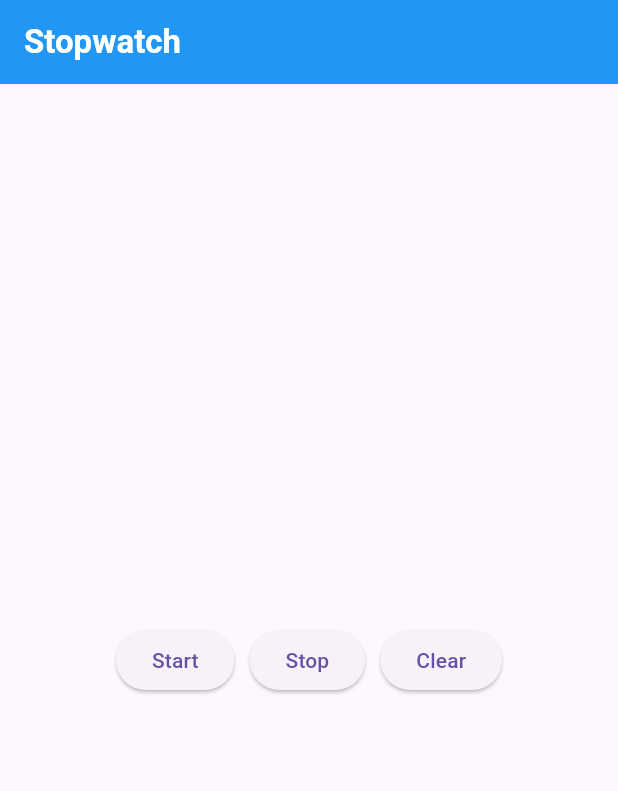
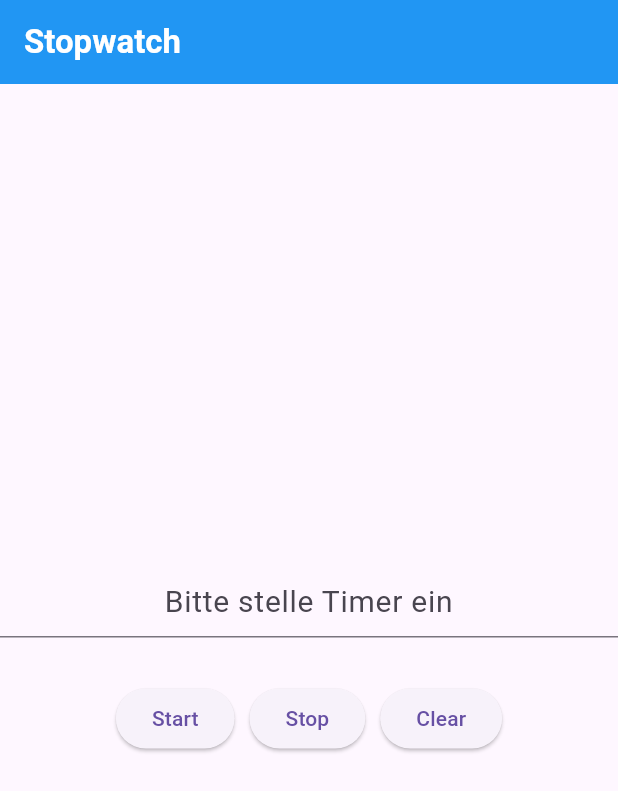
Before and after one commit to Serveronline73/timer_app, a Flutter app: the screen it shows after launch, on a phone screen of 412 x 824 dp. Shown: the top 791 px of the screen. Run offline on Flutter 3.47's test engine with Material 3 defaults, Android fonts, the phone set to English and light mode, and no system bars.

Commit message:
Added TextField

```diff
--- a/lib/main.dart
+++ b/lib/main.dart
@@ -25,14 +25,27 @@ class _MainAppState extends State<MainApp> {
           backgroundColor: Colors.blue,
         ),
         body: const Center(
-          child: Row(
+          child: Column(
             mainAxisAlignment: MainAxisAlignment.center,
             children: [
-              TimerButton(text: "Start"),
-              SizedBox(width: 10),
-              TimerButton(text: "Stop"),
-              SizedBox(width: 10),
-              TimerButton(text: "Clear"),
+              TextField(
+                  keyboardType: TextInputType.number,
+                  decoration: InputDecoration(
+                    hintText: "Bitte stelle Timer ein",
+                    hintStyle: TextStyle(fontSize: 20),
+                  ),
+                  textAlign: TextAlign.center),
+              SizedBox(height: 30),
+              Row(
+                mainAxisAlignment: MainAxisAlignment.center,
+                children: [
+                  TimerButton(text: "Start"),
+                  SizedBox(width: 10),
+                  TimerButton(text: "Stop"),
+                  SizedBox(width: 10),
+                  TimerButton(text: "Clear"),
+                ],
+              ),
             ],
           ),
         ),
```
